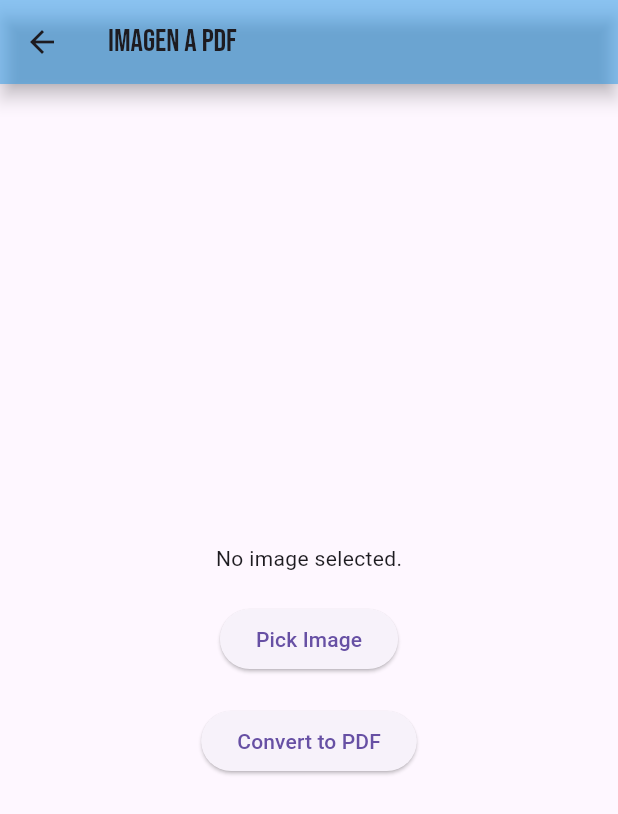
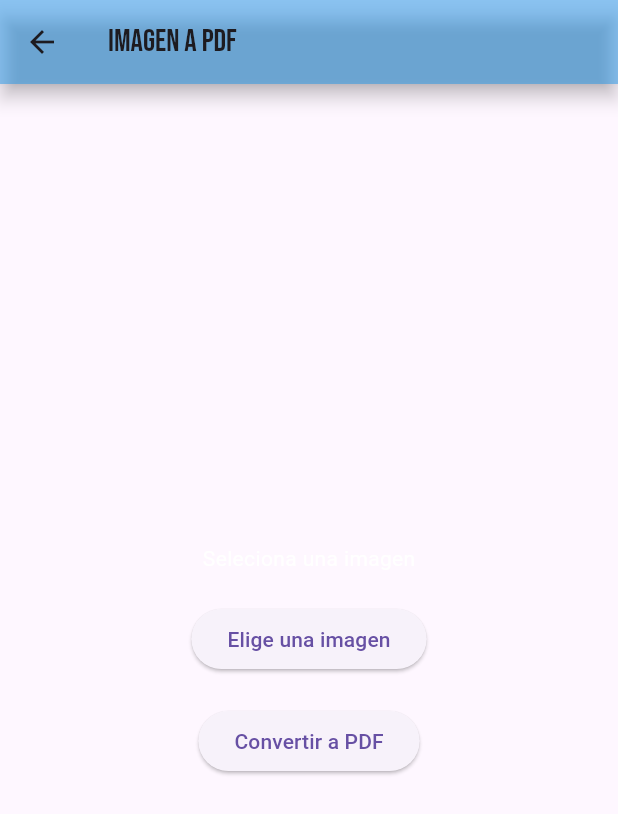
Before and after one commit to Kross26/app_pdf, a Flutter app: the ImageToPdfScreen screen opened by its route, on a phone screen of 412 x 824 dp. Shown: the top 814 px of the screen. Run offline on Flutter 3.47's test engine with Material 3 defaults, Android fonts, the phone set to English and light mode, and no system bars; our stand-ins replace go_router, image_picker, pdf, permission_handler, printing.

Commit message:
minor fixes

```diff
--- a/lib/ui/pages/screens/imagepdf_screen.dart
+++ b/lib/ui/pages/screens/imagepdf_screen.dart
@@ -1,4 +1,5 @@
 import 'package:flutter/material.dart';
+import 'package:flutter/widgets.dart';
 import 'package:go_router/go_router.dart';
 import 'package:image_picker/image_picker.dart';
 import 'package:pdf/widgets.dart' as pw;
@@ -15,6 +16,7 @@ class ImageToPdfScreen extends StatefulWidget {
 
 class _ImageToPdfScreenState extends State<ImageToPdfScreen> {
   File? _image;
+  bool _showGif = false;
   @override
   Widget build(BuildContext context) {
     double screenWidht = MediaQuery.of(context).size.width;
@@ -38,17 +40,29 @@ class _ImageToPdfScreenState extends State<ImageToPdfScreen> {
       body: Center(
         child: Column(
           mainAxisAlignment: MainAxisAlignment.center,
-          children: <Widget>[
-            _image == null ? Text('No image selected.') : Image.file(_image!),
-            SizedBox(height: 20),
+          children: [
+            Container(
+              child: _image == null
+                  ? const Text(
+                      'Seleciona una imagen',
+                      style: TextStyle(
+                        color: Colors.white,
+                      ),
+                    )
+                  : Image.file(
+                      _image!,
+                      width: screenWidht * 0.8,
+                    ),
+            ),
+            const SizedBox(height: 20),
             ElevatedButton(
               onPressed: _pickImage,
-              child: Text('Pick Image'),
+              child: const Text('Elige una imagen'),
             ),
-            SizedBox(height: 20),
+            const SizedBox(height: 20),
             ElevatedButton(
               onPressed: _convertImageToPdf,
-              child: Text('Convert to PDF'),
+              child: const Text('Convertir a PDF'),
             ),
           ],
         ),
@@ -56,23 +70,39 @@ class _ImageToPdfScreenState extends State<ImageToPdfScreen> {
     );
   }
 
+  // Funcion para seleccionar una imagen de la galería y actualizar el estado.
   Future<void> _pickImage() async {
+    // Define la variable, se utiliza para interactuar con la galería de imágenes del dispositivo.
     final picker = ImagePicker();
     final pickedFile = await picker.pickImage(source: ImageSource.gallery);
 
+    // Verifica si pickedFile no es null, lo que significa que el usuario ha seleccionado una imagen.
+    // Si pickedFile es null, significa que el usuario canceló la operación de selección de imagen.
     if (pickedFile != null) {
+      // Actualiza la variable _image con un objeto File
+      // Convierte la ruta de la imagen (pickedFile.path) en un objeto File
       setState(() {
         _image = File(pickedFile.path);
+        _showGif = true;
+      });
+      // Hide the GIF after 3 seconds
+      Future.delayed(Duration(seconds: 3), () {
+        setState(() {
+          _showGif = false;
+        });
       });
     }
   }
 
   Future<void> _convertImageToPdf() async {
+    // Verifica si hay una imagen seleccionada
     if (_image == null) return;
-
+    // Crea un documento PDF
     final pdf = pw.Document();
+    // Lee los bytes de la imagen seleccionada y los convierte a un objeto MemoryImage
     final image = pw.MemoryImage(_image!.readAsBytesSync());
 
+    // Agrega una página al PDF con la imagen centrada
     pdf.addPage(
       pw.Page(
         build: (pw.Context context) {
@@ -82,7 +112,7 @@ class _ImageToPdfScreenState extends State<ImageToPdfScreen> {
         },
       ),
     );
-
+    // Usa Printing.layoutPdf para guardar o imprimir el PDF
     await Printing.layoutPdf(
       onLayout: (PdfPageFormat format) async => pdf.save(),
     );
```
